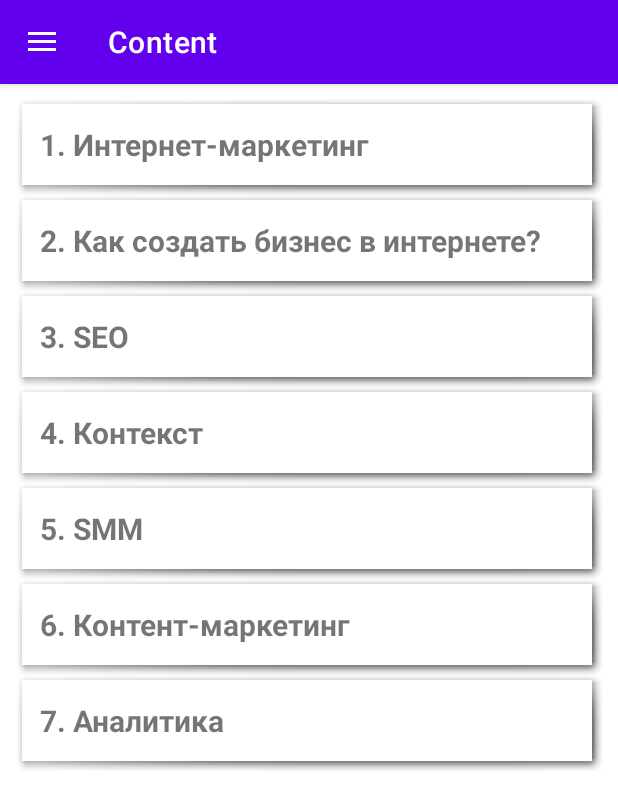
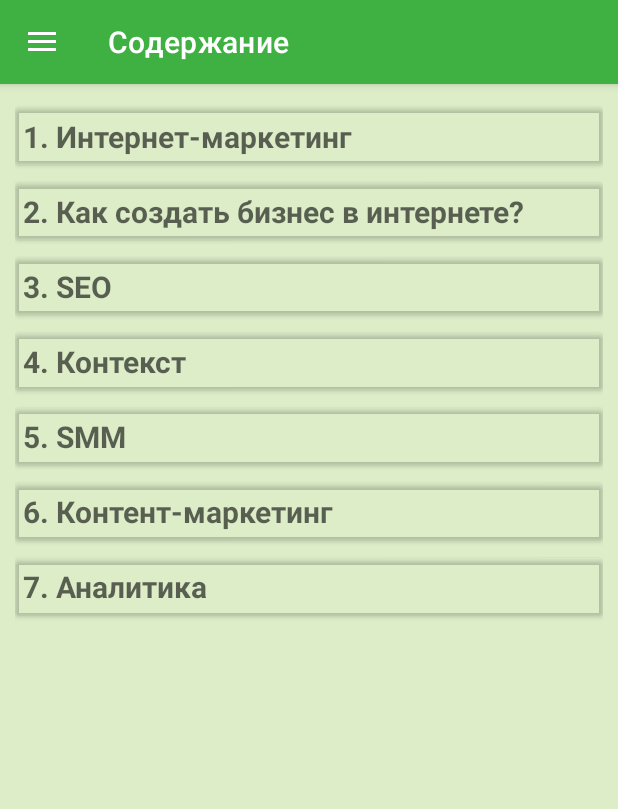
Before and after one commit to paulbrown6/bookmarketing, an Android app: the screen it shows after launch (MainActivity), on a phone screen of 412 x 824 dp. Shown: the top 809 px of the screen. Run offline under Robolectric (Android 15) with nearby library versions, the phone set to English and light mode, and no system bars; our stand-ins replace navigation-ui.

Commit message:
0.0.6 (Designed)

```diff
--- a/app/src/main/java/com/pb/app/bookmarketing/ui/adapters/AdapterContent.java
+++ b/app/src/main/java/com/pb/app/bookmarketing/ui/adapters/AdapterContent.java
@@ -44,7 +44,7 @@ public class AdapterContent extends RecyclerView.Adapter<AdapterContent.ViewHold
             public void onClick(View v) {
                 FragmentTransaction transaction = manager.beginTransaction();
                 transaction.replace(R.id.nav_host_fragment, fragments.get(position));
-                transaction.commit();
+                transaction.addToBackStack(null).commit();
             }
         });
     }
--- a/app/src/main/res/layout/activity_main.xml
+++ b/app/src/main/res/layout/activity_main.xml
@@ -18,7 +18,10 @@
         android:layout_width="wrap_content"
         android:layout_height="match_parent"
         android:layout_gravity="start"
+        android:background="@color/app_background"
         android:fitsSystemWindows="true"
         app:headerLayout="@layout/nav_header_main"
+        app:itemIconTint="?attr/actionMenuTextColor"
+        app:itemTextColor="?attr/actionMenuTextColor"
         app:menu="@menu/activity_main_drawer" />
 </androidx.drawerlayout.widget.DrawerLayout>
--- a/app/src/main/res/layout/app_bar_main.xml
+++ b/app/src/main/res/layout/app_bar_main.xml
@@ -15,7 +15,7 @@
             android:id="@+id/toolbar"
             android:layout_width="match_parent"
             android:layout_height="?attr/actionBarSize"
-            android:background="?attr/colorPrimary"
+            android:background="@color/app_bar"
             app:popupTheme="@style/Theme.Bookmarketing.PopupOverlay" />
 
     </com.google.android.material.appbar.AppBarLayout>
--- a/app/src/main/res/layout/content_adapter.xml
+++ b/app/src/main/res/layout/content_adapter.xml
@@ -1,17 +1,21 @@
 <?xml version="1.0" encoding="utf-8"?>
 <FrameLayout xmlns:android="http://schemas.android.com/apk/res/android"
+    xmlns:app="http://schemas.android.com/apk/res-auto"
     android:layout_width="match_parent"
-    android:layout_height="wrap_content"
-    android:background="@android:drawable/picture_frame">
+    android:layout_height="wrap_content">
 
-    <TextView
+    <Button
         android:id="@+id/item_name"
         android:layout_width="match_parent"
         android:layout_height="50dp"
+        android:fontFamily="sans-serif"
         android:gravity="center|left"
-        android:paddingLeft="10dp"
-        android:paddingRight="10dp"
+        android:paddingLeft="5dp"
+        android:paddingRight="5dp"
         android:text="@string/content_item_dummy"
+        android:textAppearance="@style/TextAppearance.AppCompat.Body1"
+        android:textColor="?attr/colorControlNormal"
         android:textSize="20sp"
-        android:textStyle="bold" />
+        android:textStyle="bold"
+        app:backgroundTint="?android:attr/colorBackgroundCacheHint" />
 </FrameLayout>
--- a/app/src/main/res/layout/content_main.xml
+++ b/app/src/main/res/layout/content_main.xml
@@ -4,6 +4,7 @@
     xmlns:tools="http://schemas.android.com/tools"
     android:layout_width="match_parent"
     android:layout_height="match_parent"
+    android:background="@color/app_background"
     app:layout_behavior="@string/appbar_scrolling_view_behavior"
     tools:showIn="@layout/app_bar_main">
 
--- a/app/src/main/res/layout/nav_header_main.xml
+++ b/app/src/main/res/layout/nav_header_main.xml
@@ -4,7 +4,7 @@
     xmlns:tools="http://schemas.android.com/tools"
     android:layout_width="match_parent"
     android:layout_height="@dimen/nav_header_height"
-    android:background="@drawable/side_nav_bar"
+    android:background="@color/nav_header"
     android:gravity="left"
     android:orientation="vertical"
     android:paddingTop="20dp"
--- a/app/src/main/res/navigation/mobile_navigation.xml
+++ b/app/src/main/res/navigation/mobile_navigation.xml
@@ -9,7 +9,8 @@
         android:id="@+id/nav_content"
         android:name="com.pb.app.bookmarketing.ui.content.ContentFragment"
         android:label="@string/menu_content"
-        tools:layout="@layout/fragment_content" />
+        tools:layout="@layout/fragment_content" >
+    </fragment>
 
     <fragment
         android:id="@+id/nav_favorite"
--- a/app/src/main/res/values/colors.xml
+++ b/app/src/main/res/values/colors.xml
@@ -7,4 +7,9 @@
     <color name="teal_700">#FF018786</color>
     <color name="black">#FF000000</color>
     <color name="white">#FFFFFFFF</color>
+
+    <color name="nav_header">#329A36</color>
+    <color name="app_bar">#3FB143</color>
+    <color name="app_background">#DCEDC8</color>
+
 </resources>
--- a/app/src/main/res/values/strings.xml
+++ b/app/src/main/res/values/strings.xml
@@ -1,17 +1,17 @@
 <resources>
-    <string name="app_name">Internet Marketing</string>
-    <string name="navigation_drawer_open">Open navigation drawer</string>
-    <string name="navigation_drawer_close">Close navigation drawer</string>
-    <string name="nav_header_title">Internet Marketing</string>
+    <string name="app_name">Интернет-маркетинг</string>
+    <string name="navigation_drawer_open">Open</string>
+    <string name="navigation_drawer_close">Close</string>
+    <string name="nav_header_title">Интернет-маркетинг</string>
     <string name="nav_header_subtitle"> </string>
     <string name="nav_header_desc">Navigation header</string>
 
-    <string name="menu_content">Content</string>
-    <string name="menu_favorite">Favorites</string>
-    <string name="menu_settings">Settings</string>
-    <string name="menu_share">Share</string>
-    <string name="menu_communicate">Communicate</string>
-    <string name="content_item_dummy">Content</string>
+    <string name="menu_content">Содержание</string>
+    <string name="menu_favorite">Избранное</string>
+    <string name="menu_settings">Настройки</string>
+    <string name="menu_share">Поделиться</string>
+    <string name="menu_communicate">Поддержка</string>
+    <string name="content_item_dummy">Содержание</string>
     <string name="frame_1_title">Что такое интернет-маркетинг?</string>
     <string name="frame_1_text_1">Интернет-маркетинг — это знания (навыки), которые помогают работать с электронными каналами (SEO, SMM, контекстная реклама) и привлекать клиентов из интернета. Где увеличить бюджет, как правильно посчитать доходность каждого потока трафика на сайт.</string>
     <string name="frame_1_text_2">Сейчас интернет-маркетинг — это о прибыли и принятии решений о той или иной рекламе.</string>
@@ -28,7 +28,7 @@
     <string name="frame_2_text_10">С определенной периодичностью возвращайтесь к пересмотру сайтов-конкурентов для поиска новых фишек, товаров, услуг, гарантий.</string>
     <string name="frame_2_text_11">Создаем сайт</string>
     <string name="frame_2_text_12">Создаем сайт визитку или интернет-магазин. Можно начать с конструктора сайтов, это в разы быстрее и дешевле. Сайт уже будет оптимизирован под мобильные устройства, быструю загрузку страниц и оплату пластиковыми карточками.</string>
-    <string name="frame_2_text_13">И вы течение 2-5 дней после разработки получите первые заказы. Сначала купите домен и привяжите к конструктору сайтов:</string>
+    <string name="frame_2_text_13">И вы течение 2–5 дней после разработки получите первые заказы. Сначала купите домен и привяжите к конструктору сайтов:</string>
     <string name="frame_2_text_14">Привязка домена поспособствует продвижению, запоминаемости и в будущем упростит возможный перенос сайта на собственную CMS. Прикупить домен можно по ссылке https://www.reg.ru/</string>
     <string name="frame_2_text_15">Добавьте больше отзывов клиентов, кейсов, цифр. Важно вызывать доверие у потенциального клиента и создать ценность продукта.</string>
     <string name="frame_2_text_16">Настройка целей</string>
--- a/app/src/main/res/values/themes.xml
+++ b/app/src/main/res/values/themes.xml
@@ -2,8 +2,8 @@
     <!-- Base application theme. -->
     <style name="Theme.Bookmarketing" parent="Theme.MaterialComponents.DayNight.DarkActionBar">
         <!-- Primary brand color. -->
-        <item name="colorPrimary">@color/purple_500</item>
-        <item name="colorPrimaryVariant">@color/purple_700</item>
+        <item name="colorPrimary">@color/app_bar</item>
+        <item name="colorPrimaryVariant">@color/nav_header</item>
         <item name="colorOnPrimary">@color/white</item>
         <!-- Secondary brand color. -->
         <item name="colorSecondary">@color/teal_200</item>
@@ -22,4 +22,9 @@
     <style name="Theme.Bookmarketing.AppBarOverlay" parent="ThemeOverlay.AppCompat.Dark.ActionBar" />
 
     <style name="Theme.Bookmarketing.PopupOverlay" parent="ThemeOverlay.AppCompat.Light" />
+
+    <style name="NavigationViewStyle">
+        <item name="android:textColorPrimary">@color/black</item>
+        <item name="android:textColorSecondary">@color/nav_header</item>
+    </style>
 </resources>
```
Also changed, not shown: app/src/main/java/com/pb/app/bookmarketing/MainActivity.java (+2 -11 lines).
